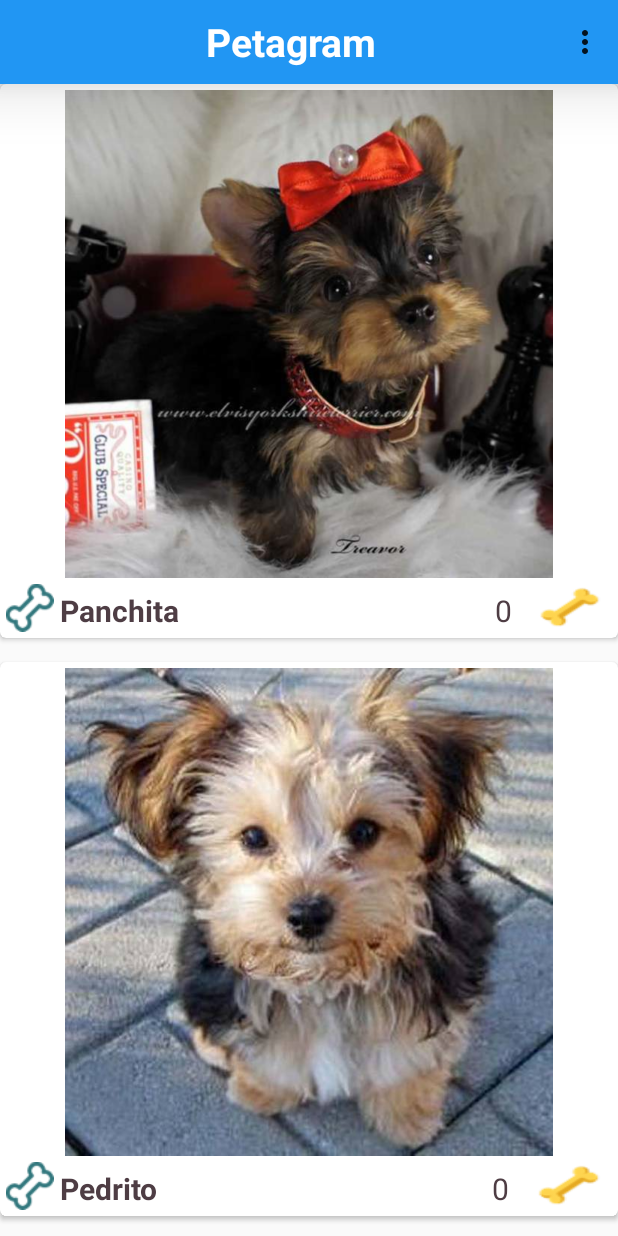
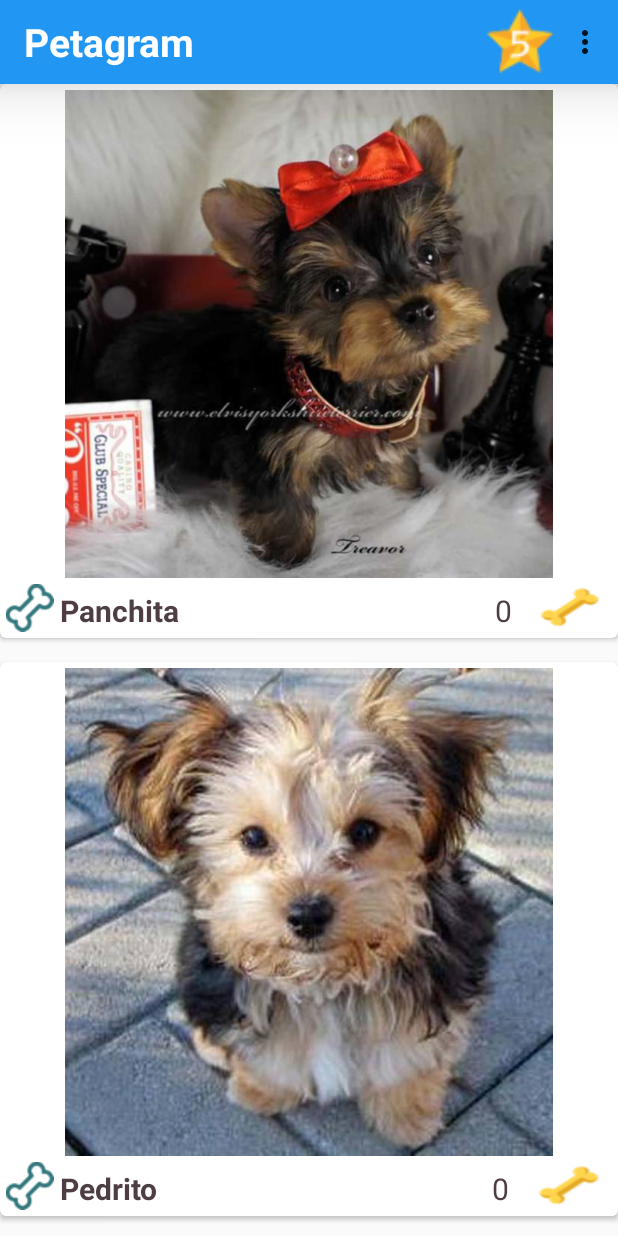
Before and after one commit to evanfa/InstaPet, an Android app: the screen it shows after launch (MainActivity), on a phone screen of 412 x 824 dp. Run offline under Robolectric (Android 15) with nearby library versions, the phone set to English and light mode, and no system bars.

Commit message:
Functional - Until Intends Update 1

```diff
--- a/app/src/main/AndroidManifest.xml
+++ b/app/src/main/AndroidManifest.xml
@@ -1,11 +1,11 @@
 <?xml version="1.0" encoding="utf-8"?>
 <manifest xmlns:android="http://schemas.android.com/apk/res/android"
     package="com.dissidentmind.evanfa.instapet">
-
+    <!--android:label="@string/app_name"-->
     <application
         android:allowBackup="true"
+        android:label="@string/app_name"
         android:icon="@mipmap/ic_launcher"
-        android:label="@string/app_name"
         android:roundIcon="@mipmap/ic_launcher_round"
         android:supportsRtl="true"
         android:theme="@style/AppTheme">
--- a/app/src/main/res/layout/actionbar.xml
+++ b/app/src/main/res/layout/actionbar.xml
@@ -10,7 +10,7 @@
     app:popupTheme="@style/ThemeOverlay.AppCompat.Light">
 
     <TextView
-        android:layout_width="match_parent"
+        android:layout_width="wrap_content"
         android:layout_height="wrap_content"
         android:text="Petagram"
         android:textAlignment="center"
@@ -18,5 +18,20 @@
         android:textSize="@dimen/titleName26"
         android:textStyle="bold"
         android:layout_weight="80"
+        android:gravity="center"
         />
+
+    <ImageButton
+        android:layout_width="@dimen/barSize50"
+        android:layout_height="@dimen/barSize50"
+        android:id="@+id/btnStar"
+        android:gravity="right"
+        android:orderInCategory="102"
+        app:showAsAction="always"
+        android:background="@drawable/star5"
+        android:layout_weight="20"
+        android:paddingLeft="@dimen/barSize30"
+        android:layout_gravity="right"
+        />
+
 </android.support.v7.widget.Toolbar>
--- a/app/src/main/res/values/strings.xml
+++ b/app/src/main/res/values/strings.xml
@@ -5,4 +5,7 @@
     <string name="lbl_desc">Description</string>
     <string name="lbl_value">0</string>
     <string name="vertical_ellipsis">&#8942;</string>
+    <string name="menu_about">About</string>
+    <string name="menu_settings">Settings</string>
+
 </resources>
```
Also changed, not shown: app/src/main/java/com/dissidentmind/evanfa/instapet/FiveStarsPets.java (+20 -11 lines), app/src/main/java/com/dissidentmind/evanfa/instapet/ItemAdapter.java (+6 -16 lines), app/src/main/java/com/dissidentmind/evanfa/instapet/MainActivity.java (+45 -0 lines), app/src/main/res/layout/activity_five_stars_pets.xml (+8 -9 lines).
